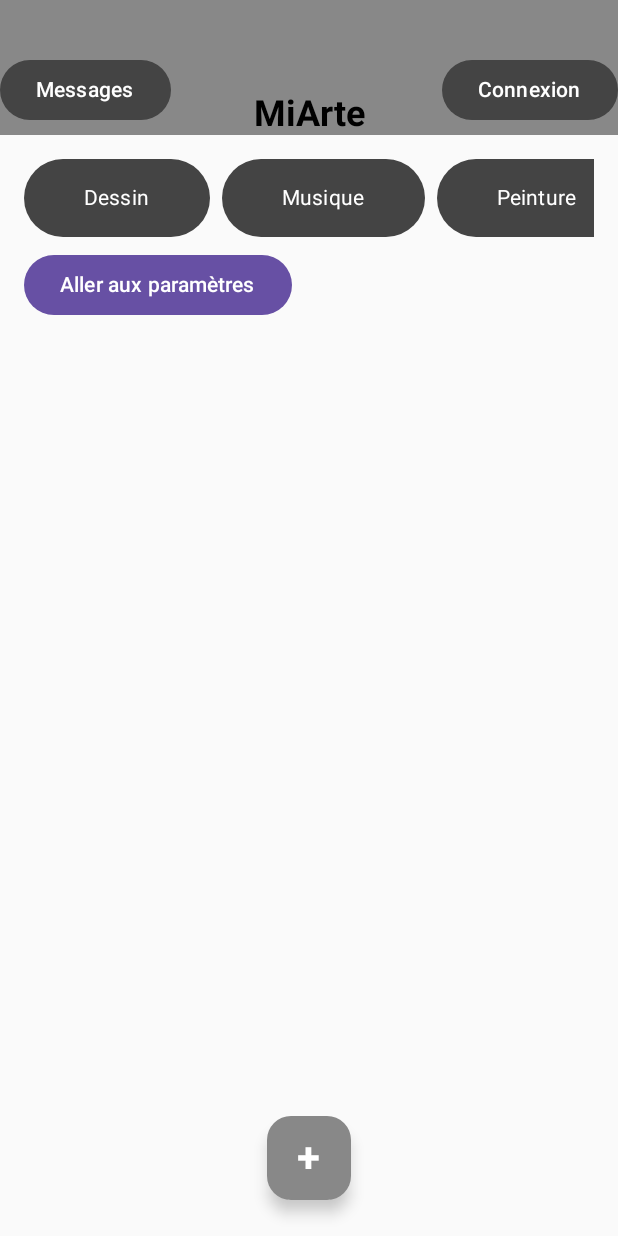
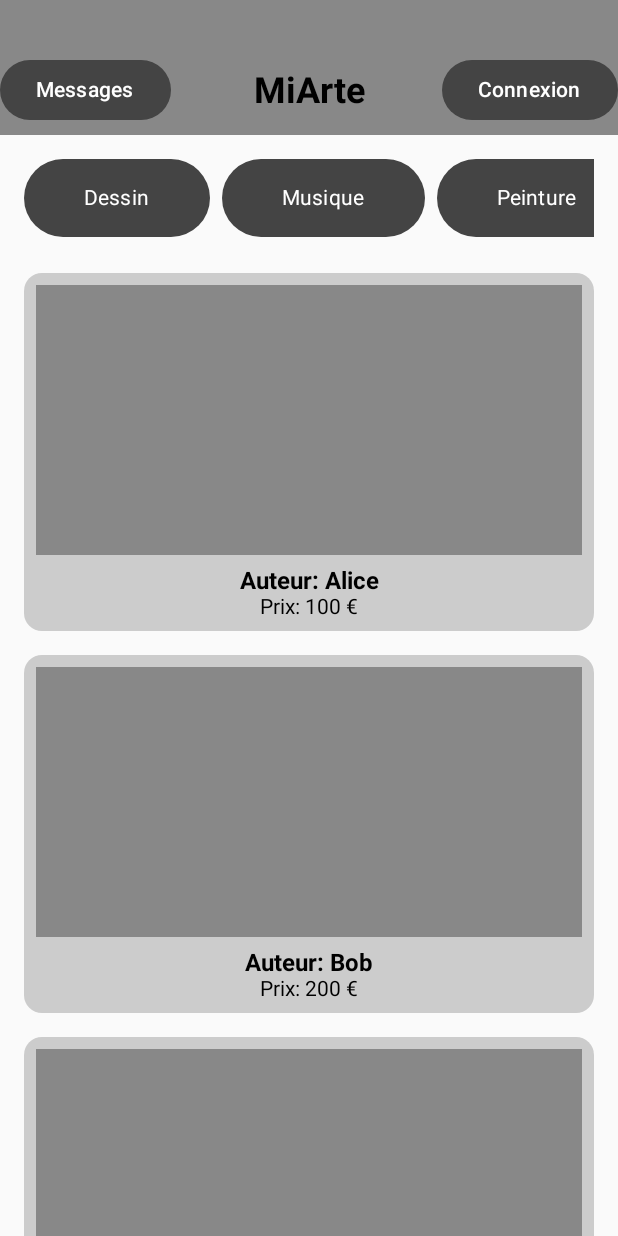
Before and after one commit to DyablOcOrps/8INF865A2025_Projet_DB_MM, an Android app built with Jetpack Compose: the screen it shows after launch (MainActivity), on a phone screen of 412 x 824 dp. Run offline under Robolectric (Android 15) with nearby library versions, the phone set to English and light mode, and no system bars.

```diff
--- a/MiArte/app/src/main/java/com/example/miarte/navigation/AppNavigation.kt
+++ b/MiArte/app/src/main/java/com/example/miarte/navigation/AppNavigation.kt
@@ -2,15 +2,25 @@ package com.example.miarte.navigation
 
 import androidx.compose.runtime.Composable
 import androidx.navigation.NavHostController
+import androidx.navigation.NavType
 import androidx.navigation.compose.NavHost
 import androidx.navigation.compose.composable
 import androidx.navigation.compose.rememberNavController
+import androidx.navigation.navArgument
 import com.example.miarte.ui.screens.AddArtScreen
 import com.example.miarte.ui.screens.AuthentificationScreen
 import com.example.miarte.ui.screens.CommunicationScreen
+import com.example.miarte.ui.screens.DescriptionScreen
 import com.example.miarte.ui.screens.HomeScreen
+import com.example.miarte.ui.screens.Art
 import com.example.miarte.ui.screens.SettingsScreen
 
+
+val arts = listOf(
+    Art(1, "Peinture Rouge", "url1", "Alice", "Une belle peinture rouge", "100"),
+    Art(2, "Musique Jazz", "url2", "Bob", "Album de jazz", "200"),
+    Art(3, "Sculpture Bronze", "url3", "Charlie", "Sculpture en bronze", "150")
+)
 
 @Composable
 fun AppNavigation() {
@@ -18,7 +28,7 @@ fun AppNavigation() {
 
     NavHost(navController = navController, startDestination = "home") {
         composable("home") {
-            HomeScreen(navController)
+            HomeScreen(navController, arts)
         }
         composable("settings") {
             SettingsScreen(navController)
@@ -32,5 +42,13 @@ fun AppNavigation() {
         composable("add_art") {
             AddArtScreen(navController)
         }
+        composable(
+            "art_description/{artId}",
+            arguments = listOf(navArgument("artId") { type = NavType.IntType })
+        ) { backStackEntry ->
+            val artId = backStackEntry.arguments?.getInt("artId")
+            val art = arts.first { it.id == artId }
+            DescriptionScreen(art, navController)
+        }
     }
 }
--- a/MiArte/app/src/main/java/com/example/miarte/ui/components/TopBarApp.kt
+++ b/MiArte/app/src/main/java/com/example/miarte/ui/components/TopBarApp.kt
@@ -26,7 +26,8 @@ fun TopBarApp(navController: NavController, modifier: Modifier = Modifier) {
             Text(
                 text = "MiArte",
                 fontSize = 24.sp,
-                fontWeight = FontWeight.Bold
+                fontWeight = FontWeight.Bold,
+                modifier = Modifier.padding(bottom = 15.dp)
             )
 
             // 🔹 Bouton d'identification à droite
--- a/MiArte/app/src/main/java/com/example/miarte/ui/screens/HomeScreen.kt
+++ b/MiArte/app/src/main/java/com/example/miarte/ui/screens/HomeScreen.kt
@@ -1,6 +1,9 @@
 package com.example.miarte.ui.screens
 
+import androidx.compose.foundation.background
+import androidx.compose.foundation.clickable
 import androidx.compose.foundation.layout.*
+import androidx.compose.foundation.lazy.LazyColumn
 import androidx.compose.foundation.lazy.LazyRow
 import androidx.compose.foundation.lazy.items
 import androidx.compose.material3.*
@@ -14,24 +17,36 @@ import androidx.compose.ui.unit.sp
 import androidx.navigation.NavController
 import com.example.miarte.ui.components.BaseScreen
 
+
+data class Art(
+    val id: Int,
+    val title: String,
+    val imageUrl: String,
+    val author: String,
+    val description: String,
+    val price: String
+)
+
 @Composable
-fun HomeScreen(navController: NavController) {
-    BaseScreen(
-        navController
+fun HomeScreen(navController: NavController, arts: List<Art>) {
+    BaseScreen(navController) {
+        Column(modifier = Modifier.fillMaxSize()) {
+            CategoryList()
+            Spacer(modifier = Modifier.height(8.dp))
+            LazyColumn(
+                modifier = Modifier.fillMaxHeight(),
+                contentPadding = PaddingValues(bottom = 80.dp)
             ) {
-        CategoryList()
-        Button(
-            onClick = { navController.navigate("settings") },
-            modifier = Modifier.padding(horizontal = 16.dp)
-        ) {
-            Text("Aller aux paramètres")
+                items(arts) { art ->
+                    ArtCard(art, navController)
+                }
             }
             Box(
-            modifier = Modifier
-                .fillMaxSize(),
+                modifier = Modifier.fillMaxSize(),
                 contentAlignment = Alignment.BottomCenter
             ) {
                 ButtonAdd(navController)
+            }
         }
     }
 }
@@ -82,3 +97,31 @@ fun ButtonAdd(navController: NavController) {
         )
     }
 }
+
+@Composable
+fun ArtCard(art: Art, navController: NavController, modifier: Modifier = Modifier) {
+    Card(
+        modifier = modifier
+            .fillMaxWidth()
+            .padding(vertical = 8.dp, horizontal = 16.dp)
+            .clickable {
+                navController.navigate("art_description/${art.id}")
+            },
+        colors = CardDefaults.cardColors(containerColor = Color.LightGray)
+    ) {
+        Column(
+            horizontalAlignment = Alignment.CenterHorizontally,
+            modifier = Modifier.padding(8.dp)
+        ) {
+            Box(
+                modifier = Modifier
+                    .height(180.dp)
+                    .fillMaxWidth()
+                    .background(Color.Gray)
+            )
+            Spacer(modifier = Modifier.height(8.dp))
+            Text("Auteur: ${art.author}", fontWeight = FontWeight.Bold, fontSize = 16.sp)
+            Text("Prix: ${art.price} €", fontSize = 14.sp)
+        }
+    }
+}
```
Also changed, not shown: MiArte/app/src/main/java/com/example/miarte/ui/screens/DescriptionScreen.kt (added, +72 -0 lines). Lines whose indentation alone changed are shown as unchanged.
